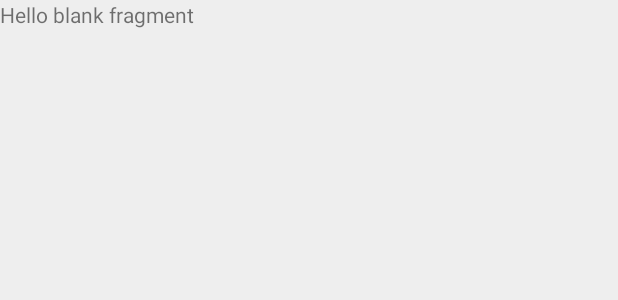
After one commit to tiagommferreira/BandMe, an Android app: the layout fragment_navigation_drawer.xml on its own in the app's theme, with its tools: preview values and no code run, on a phone screen of 412 x 824 dp. The commit adds this screen. Shown: the top 300 px of the screen. Run offline under Robolectric (Android 15) with nearby library versions, the phone set to English and light mode, and no system bars.

Commit message:
Initial version of the navigation drawer

```diff
--- /dev/null
+++ b/app/src/main/res/layout/fragment_navigation_drawer.xml
@@ -0,0 +1,14 @@
+<RelativeLayout xmlns:android="http://schemas.android.com/apk/res/android"
+    xmlns:tools="http://schemas.android.com/tools"
+    android:layout_width="match_parent"
+    android:layout_height="match_parent"
+    android:background="#EEE"
+    tools:context="ui.band.me.NavigationDrawerFragment">
+
+    <!-- TODO: Update blank fragment layout -->
+    <TextView
+        android:layout_width="match_parent"
+        android:layout_height="match_parent"
+        android:text="@string/hello_blank_fragment" />
+
+</RelativeLayout>
--- a/app/src/main/res/values/dimens.xml
+++ b/app/src/main/res/values/dimens.xml
@@ -2,4 +2,5 @@
     <!-- Default screen margins, per the Android Design guidelines. -->
     <dimen name="activity_horizontal_margin">16dp</dimen>
     <dimen name="activity_vertical_margin">16dp</dimen>
+    <dimen name="nav_drawer_width">280dp</dimen>
 </resources>
--- a/app/src/main/res/values/strings.xml
+++ b/app/src/main/res/values/strings.xml
@@ -3,4 +3,11 @@
 
     <string name="hello_world">Hello world!</string>
     <string name="action_settings">Settings</string>
+
+<!-- TODO: Remove or change this placeholder text -->
+    <string name="hello_blank_fragment">Hello blank fragment</string>
+
+    <string name="drawer_open">Open</string>
+    <string name="drawer_close">Close</string>
+
 </resources>
```
Also changed, not shown: app/src/main/java/ui/band/me/MainActivity.java (+7 -0 lines), app/src/main/java/ui/band/me/NavigationDrawerFragment.java (added, +100 -0 lines), app/src/main/res/layout/activity_main.xml (+23 -4 lines).
